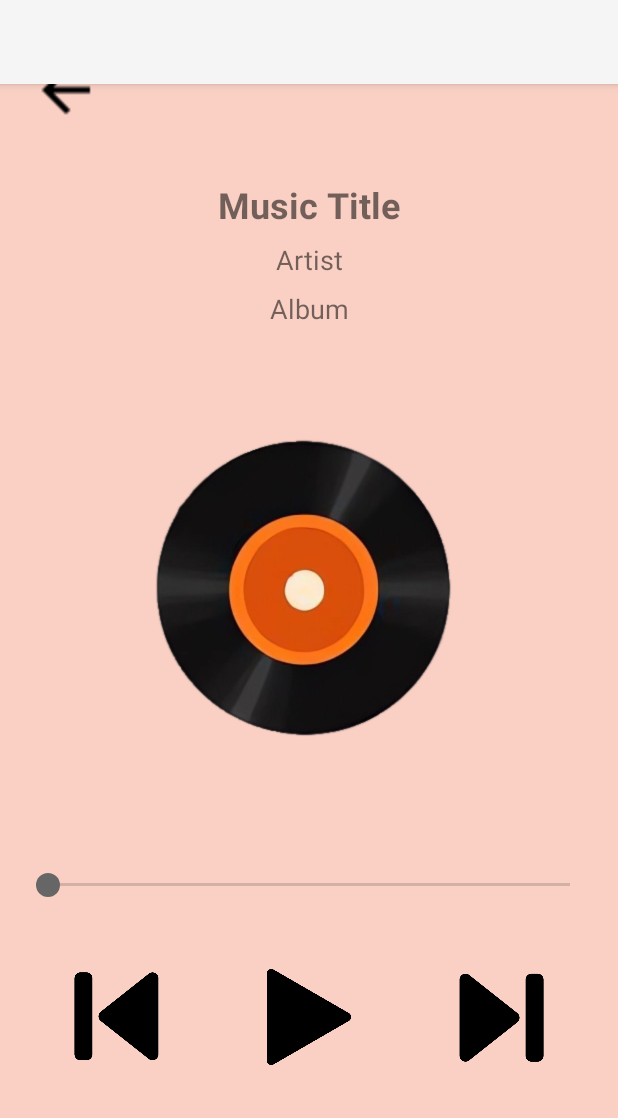
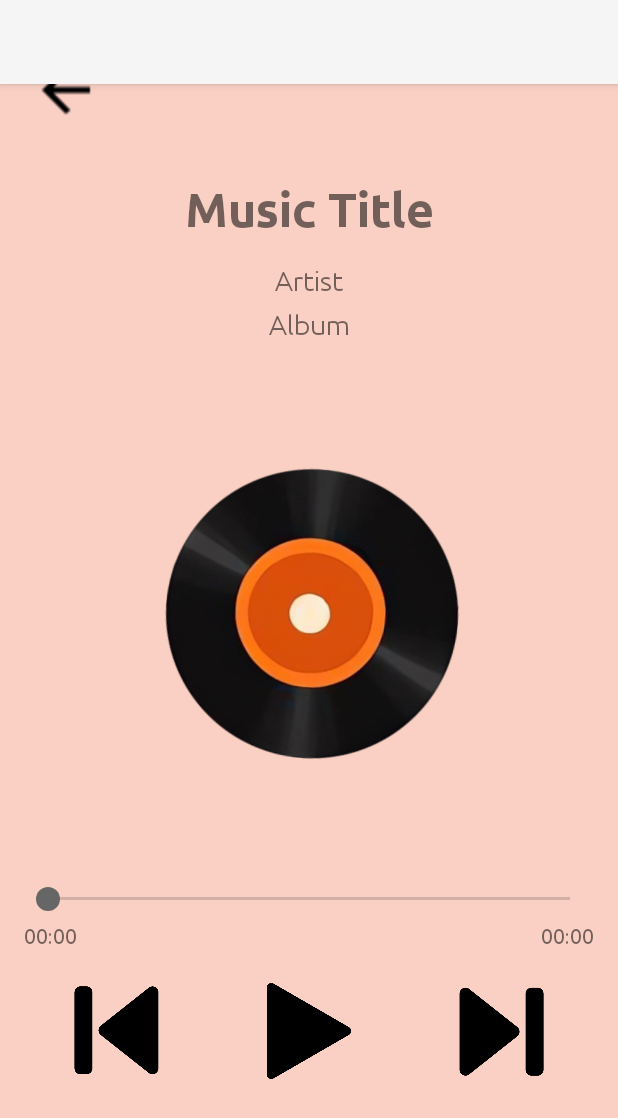
Before and after one commit to huaji1hao/Android_Music_App, an Android app: the PlayerActivity screen opened directly, with no data from a screen before it, on a phone screen of 412 x 824 dp. Shown: the top 1118 px of the screen. Run offline under Robolectric (Android 15) with nearby library versions, the light colour scheme and no system bars; 7 statements that could not run were skipped.

Commit message:
seekbar progress done

```diff
--- a/app/src/main/java/com/example/cwk_mwe/activity/PlayerActivity.java
+++ b/app/src/main/java/com/example/cwk_mwe/activity/PlayerActivity.java
@@ -1,27 +1,39 @@
 package com.example.cwk_mwe.activity;
 
+import static com.example.cwk_mwe.utils.AppUtils.formatTime;
+
+import android.animation.ObjectAnimator;
 import android.content.ComponentName;
 import android.content.Context;
 import android.content.Intent;
 import android.content.ServiceConnection;
 import android.os.Build;
 import android.os.Bundle;
+import android.os.Handler;
 import android.os.IBinder;
-import android.util.Log;
+import android.view.animation.LinearInterpolator;
 import android.widget.ImageButton;
 import android.widget.ImageView;
+import android.widget.SeekBar;
+import android.widget.TextView;
 
 import androidx.activity.EdgeToEdge;
 import androidx.annotation.RequiresApi;
 import androidx.appcompat.app.AppCompatActivity;
 import com.example.cwk_mwe.R;
 import com.example.cwk_mwe.service.AudioPlayerService;
+import com.example.cwk_mwe.utils.MusicCard;
 
 public class PlayerActivity extends AppCompatActivity {
 
     private ImageView playPauseButton;
     private AudioPlayerService audioPlayerService;
     private boolean isBound = false;
+    private TextView musicTitleTextView;
+    private TextView musicArtistTextView;
+    private TextView musicAlbumTextView;
+    private SeekBar seekBar;
+    private Handler handler = new Handler();
 
     private ServiceConnection connection = new ServiceConnection() {
         @Override
@@ -29,12 +41,17 @@ public class PlayerActivity extends AppCompatActivity {
             AudioPlayerService.LocalBinder binder = (AudioPlayerService.LocalBinder) service;
             audioPlayerService = binder.getService();
             isBound = true;
+            updateMusicInfo();
             updatePlayPauseButton();
+            updateSeekBar();
+            startCassetteRotation();
         }
 
         @Override
         public void onServiceDisconnected(ComponentName name) {
             isBound = false;
+//            stopSeekBarUpdate();
+            stopCassetteRotation();
         }
     };
 
@@ -68,6 +85,7 @@ public class PlayerActivity extends AppCompatActivity {
                     playPauseButton.setImageResource(R.drawable.ic_pause);
                 }
                 audioPlayerService.playNext();
+                updateMusicInfo();
             }
         });
 
@@ -78,7 +96,30 @@ public class PlayerActivity extends AppCompatActivity {
                     playPauseButton.setImageResource(R.drawable.ic_pause);
                 }
                 audioPlayerService.playPrev();
+                updateMusicInfo();
             }
+        });
+
+        musicTitleTextView = findViewById(R.id.music_title);
+        musicArtistTextView = findViewById(R.id.music_artist);
+        musicAlbumTextView = findViewById(R.id.music_album);
+
+        seekBar = findViewById(R.id.music_seekbar);
+
+        seekBar.setOnSeekBarChangeListener(new SeekBar.OnSeekBarChangeListener() {
+            @Override
+            public void onProgressChanged(SeekBar seekBar, int progress, boolean fromUser) {
+                if (fromUser && isBound) {
+                    audioPlayerService.seekTo(progress);
+                    updateMusicTime();
+                }
+            }
+
+            @Override
+            public void onStartTrackingTouch(SeekBar seekBar) {}
+
+            @Override
+            public void onStopTrackingTouch(SeekBar seekBar) {}
         });
     }
 
@@ -95,6 +136,8 @@ public class PlayerActivity extends AppCompatActivity {
         if (isBound) {
             unbindService(connection);
             isBound = false;
+//            stopSeekBarUpdate();
+            stopCassetteRotation();
         }
     }
 
@@ -108,4 +151,50 @@ public class PlayerActivity extends AppCompatActivity {
             }
         }
     }
+
+    private void updateMusicInfo() {
+        if (isBound) {
+            MusicCard music = audioPlayerService.getCurrentMusicInfo();
+            if(music != null) {
+                musicTitleTextView.setText(music.title);
+                musicArtistTextView.setText(music.artist);
+                musicAlbumTextView.setText(music.album);
+            }
+        }
+    }
+
+    private void updateMusicTime(){
+        TextView elapsedTime = findViewById(R.id.tv_elapsed_time);
+        TextView remainingTime = findViewById(R.id.tv_remaining_time);
+        int progress = audioPlayerService.getCurrentProgress();
+
+        elapsedTime.setText(formatTime(progress));
+        remainingTime.setText(formatTime(audioPlayerService.getDuration() - progress));
+    }
+
+    private void updateSeekBar() {
+        if (isBound) {
+            int duration = audioPlayerService.getDuration();
+            int currentPosition = audioPlayerService.getCurrentProgress();
+            seekBar.setMax(duration);
+            seekBar.setProgress(currentPosition);
+            updateMusicTime();
+
+            handler.postDelayed(this::updateSeekBar, 1000);
+        }
+    }
+
+    private void startCassetteRotation() {
+        ImageView cassetteImage = findViewById(R.id.cassette_image);
+        ObjectAnimator rotation = ObjectAnimator.ofFloat(cassetteImage, "rotation", 0f, 360f);
+        rotation.setDuration(10000); // 10 seconds for one full rotation
+        rotation.setInterpolator(new LinearInterpolator());
+        rotation.setRepeatCount(ObjectAnimator.INFINITE);
+        rotation.start();
+    }
+
+    private void stopCassetteRotation() {
+        ImageView cassetteImage = findViewById(R.id.cassette_image);
+        cassetteImage.clearAnimation();
+    }
 }
--- a/app/src/main/java/com/example/cwk_mwe/utils/AppUtils.java
+++ b/app/src/main/java/com/example/cwk_mwe/utils/AppUtils.java
@@ -72,7 +72,7 @@ public class AppUtils {
 
                         musicCard.artist = artist != null ? artist : "Unknown Artist";
                         musicCard.album = album != null ? album : "Unknown Album";
-                        musicCard.duration = duration != null ? formatDuration(duration) : "Unknown Duration";
+                        musicCard.duration = duration != null ? duration : "Unknown Duration";
                         musicCard.path = file.getAbsolutePath();
                     } catch (Exception e) {
                         Log.e("MediaMetadataRetriever", "Error retrieving metadata", e);
@@ -87,10 +87,16 @@ public class AppUtils {
     }
 
     // Helper method to format duration from milliseconds to mm:ss
-    private static String formatDuration(String duration) {
+    public static String formatTime(String duration) {
         long millis = Long.parseLong(duration);
         long minutes = (millis / 1000) / 60;
         long seconds = (millis / 1000) % 60;
         return String.format(Locale.getDefault(), "%02d:%02d", minutes, seconds);
     }
+
+    public static String formatTime(int timeInMillis) {
+        int minutes = (timeInMillis / 1000) / 60;
+        int seconds = (timeInMillis / 1000) % 60;
+        return String.format(Locale.getDefault(),"%02d:%02d", minutes, seconds);
+    }
 }
--- a/app/src/main/res/layout/activity_player.xml
+++ b/app/src/main/res/layout/activity_player.xml
@@ -32,10 +32,13 @@
         android:id="@+id/music_title"
         android:layout_width="wrap_content"
         android:layout_height="wrap_content"
+        android:fontFamily="@font/ubuntu_bold"
         android:layout_marginTop="32dp"
         android:text="Music Title"
-        android:textSize="24sp"
+        android:textSize="32sp"
         android:textStyle="bold"
+        android:maxLines="2"
+        android:gravity="center"
         app:layout_constraintEnd_toEndOf="parent"
         app:layout_constraintStart_toStartOf="parent"
         app:layout_constraintTop_toBottomOf="@id/back_button0" />
@@ -44,9 +47,12 @@
         android:id="@+id/music_artist"
         android:layout_width="wrap_content"
         android:layout_height="wrap_content"
-        android:layout_marginTop="8dp"
+        android:layout_marginTop="18dp"
+        android:fontFamily="@font/ubuntu_regular"
         android:text="Artist"
         android:textSize="18sp"
+        android:maxLines="1"
+        android:ellipsize="end"
         app:layout_constraintEnd_toEndOf="parent"
         app:layout_constraintStart_toStartOf="parent"
         app:layout_constraintTop_toBottomOf="@id/music_title" />
@@ -56,8 +62,11 @@
         android:layout_width="wrap_content"
         android:layout_height="wrap_content"
         android:layout_marginTop="8dp"
+        android:fontFamily="@font/ubuntu_regular"
         android:text="Album"
         android:textSize="18sp"
+        android:maxLines="1"
+        android:ellipsize="end"
         app:layout_constraintEnd_toEndOf="parent"
         app:layout_constraintStart_toStartOf="parent"
         app:layout_constraintTop_toBottomOf="@id/music_artist" />
@@ -83,6 +92,28 @@
         app:layout_constraintEnd_toEndOf="parent"
         app:layout_constraintStart_toStartOf="parent"
         app:layout_constraintTop_toBottomOf="@id/cassette_image" />
+
+    <TextView
+        android:id="@+id/tv_elapsed_time"
+        android:layout_width="wrap_content"
+        android:layout_height="wrap_content"
+        android:fontFamily="@font/ubuntu_regular"
+        android:layout_marginStart="16dp"
+        android:layout_marginTop="8dp"
+        android:text="00:00"
+        app:layout_constraintStart_toStartOf="parent"
+        app:layout_constraintTop_toBottomOf="@id/music_seekbar" />
+
+    <TextView
+        android:id="@+id/tv_remaining_time"
+        android:layout_width="wrap_content"
+        android:layout_height="wrap_content"
+        android:fontFamily="@font/ubuntu_regular"
+        android:layout_marginEnd="16dp"
+        android:layout_marginTop="8dp"
+        android:text="00:00"
+        app:layout_constraintEnd_toEndOf="parent"
+        app:layout_constraintTop_toBottomOf="@id/music_seekbar" />
 
     <LinearLayout
         android:layout_width="wrap_content"
```
Also changed, not shown: app/src/main/java/com/example/cwk_mwe/activity/MusicRecyclerViewAdapter.java (+3 -4 lines), app/src/main/java/com/example/cwk_mwe/service/AudioPlayerService.java (+21 -7 lines), app/src/main/res/drawable/cassette.png.
